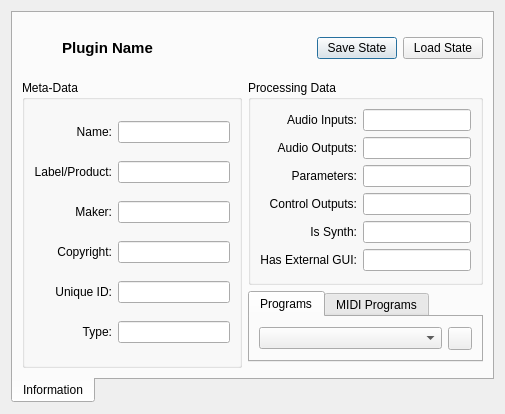
Before: the Qt Designer form resources/ui/carla_edit.ui in falkTX/Cadence, drawn with Qt 5.
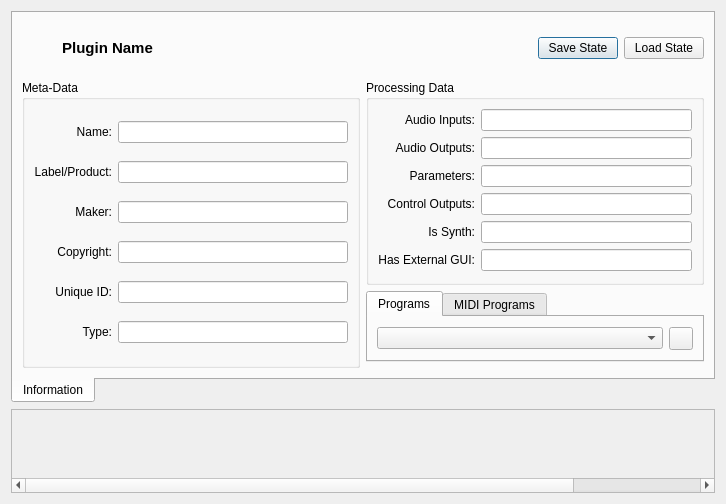
After: the same form once the commit is applied. Icons and pictures are not drawn. Custom widgets are drawn as their Qt base class.

Commit message: Continue Carla UI rework (and revert some things for now)

Patch:
```diff
--- a/resources/ui/carla_edit.ui
+++ b/resources/ui/carla_edit.ui
@@ -6,8 +6,8 @@
    <rect>
     <x>0</x>
     <y>0</y>
-    <width>505</width>
-    <height>376</height>
+    <width>726</width>
+    <height>476</height>
    </rect>
   </property>
   <property name="windowTitle">
@@ -394,8 +394,99 @@
      </widget>
     </widget>
    </item>
+   <item>
+    <widget class="QScrollArea" name="scrollArea">
+     <property name="sizePolicy">
+      <sizepolicy hsizetype="Expanding" vsizetype="Fixed">
+       <horstretch>0</horstretch>
+       <verstretch>0</verstretch>
+      </sizepolicy>
+     </property>
+     <property name="minimumSize">
+      <size>
+       <width>0</width>
+       <height>84</height>
+      </size>
+     </property>
+     <property name="verticalScrollBarPolicy">
+      <enum>Qt::ScrollBarAlwaysOff</enum>
+     </property>
+     <property name="horizontalScrollBarPolicy">
+      <enum>Qt::ScrollBarAlwaysOn</enum>
+     </property>
+     <property name="widgetResizable">
+      <bool>true</bool>
+     </property>
+     <property name="alignment">
+      <set>Qt::AlignCenter</set>
+     </property>
+     <widget class="QWidget" name="scrollAreaWidgetContents">
+      <property name="geometry">
+       <rect>
+        <x>0</x>
+        <y>0</y>
+        <width>864</width>
+        <height>64</height>
+       </rect>
+      </property>
+      <property name="sizePolicy">
+       <sizepolicy hsizetype="Fixed" vsizetype="Fixed">
+        <horstretch>0</horstretch>
+        <verstretch>0</verstretch>
+       </sizepolicy>
+      </property>
+      <property name="minimumSize">
+       <size>
+        <width>864</width>
+        <height>64</height>
+       </size>
+      </property>
+      <property name="maximumSize">
+       <size>
+        <width>864</width>
+        <height>64</height>
+       </size>
+      </property>
+      <layout class="QHBoxLayout" name="horizontalLayout_2">
+       <property name="margin">
+        <number>0</number>
+       </property>
+       <item>
+        <widget class="PixmapKeyboard" name="keyboard" native="true">
+         <property name="sizePolicy">
+          <sizepolicy hsizetype="Fixed" vsizetype="Fixed">
+           <horstretch>0</horstretch>
+           <verstretch>0</verstretch>
+          </sizepolicy>
+         </property>
+         <property name="minimumSize">
+          <size>
+           <width>864</width>
+           <height>64</height>
+          </size>
+         </property>
+         <property name="maximumSize">
+          <size>
+           <width>864</width>
+           <height>64</height>
+          </size>
+         </property>
+        </widget>
+       </item>
+      </layout>
+     </widget>
+    </widget>
+   </item>
   </layout>
  </widget>
+ <customwidgets>
+  <customwidget>
+   <class>PixmapKeyboard</class>
+   <extends>QWidget</extends>
+   <header>pixmapkeyboard.h</header>
+   <container>1</container>
+  </customwidget>
+ </customwidgets>
  <resources>
   <include location="../resources.qrc"/>
  </resources>
```
The commit also changes 5 other files.
